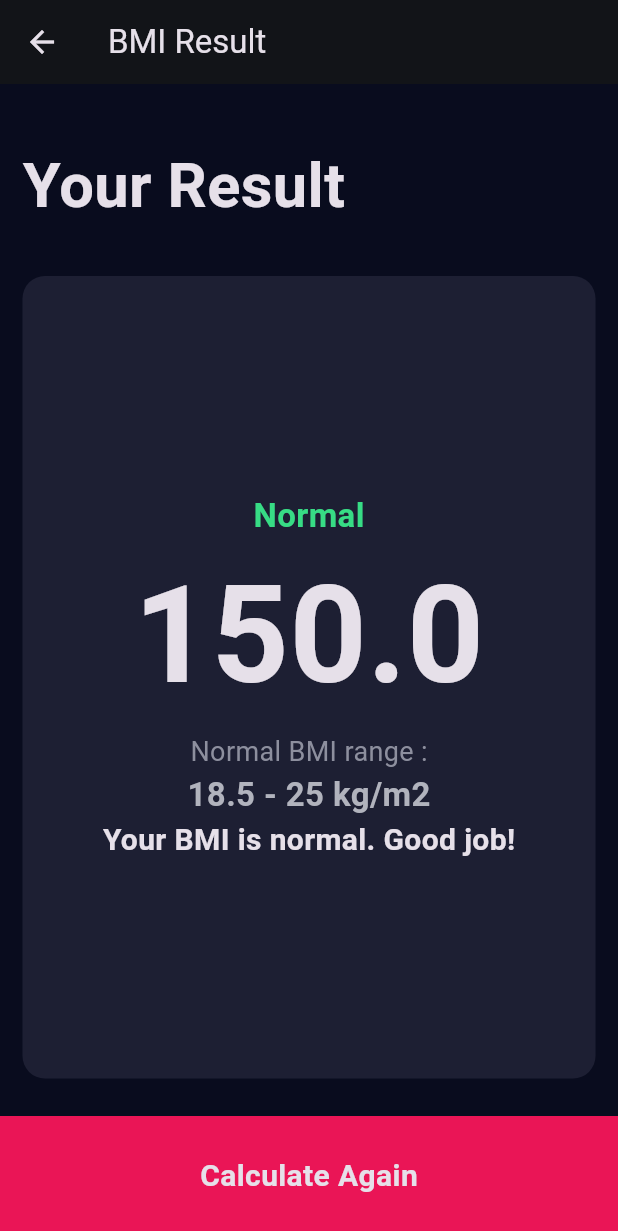
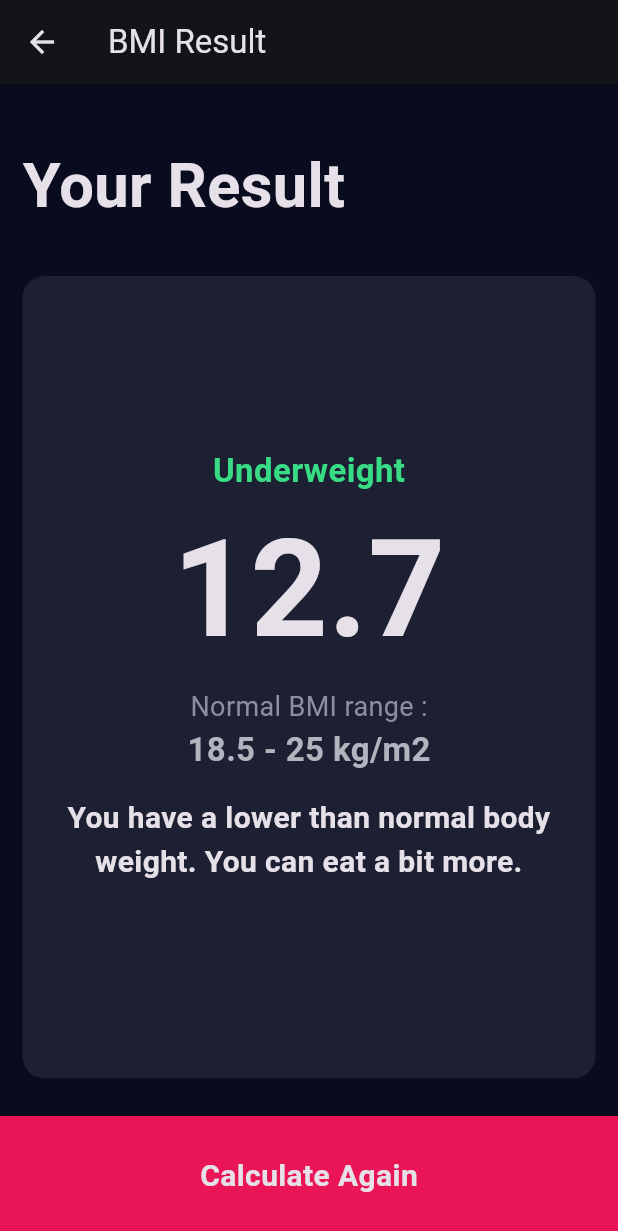
Before and after one commit to Akhi1Babu/BMI-Calculator, a Flutter app: the screen it shows after launch, after a tap on "Calculate", on a phone screen of 412 x 824 dp. Shown: the top 1231 px of the screen. Run offline on Flutter 3.47's test engine with Material 3 defaults, Android fonts, the phone set to English and light mode, and no system bars; missing offline and left inert: font_awesome_icon_class.

Commit message:
Implement BMI calculation logic and update result screen to display BMI value, result, and interpretation

```diff
--- /dev/null
+++ b/lib/calculator.dart
@@ -0,0 +1,34 @@
+import 'dart:math';
+class calculator{
+  final int height;
+  final int weight;
+  late double _bmi;
+  calculator({required this.height,required this.weight});
+  String calculatebmi(){
+     _bmi=weight/pow(height/100, 2);
+    return _bmi.toStringAsFixed(1);
+
+  }
+  String getResult(){
+
+    if(_bmi>=25){
+      return "Overweight";
+    }
+    else if(_bmi>18.5){
+      return "Normal";
+    }
+    else{
+      return "Underweight";
+    }
+  }
+  String getInterpretation(){
+  if(_bmi>=25){
+      return "You have a higher than normal body weight. Try to exercise more.";
+    }
+    else if(_bmi>18.5){
+      return "You have a normal body weight. Good job!";
+    }
+    else{
+      return "You have a lower than normal body weight. You can eat a bit more.";
+    }}
+}
--- a/lib/inputpage.dart
+++ b/lib/inputpage.dart
@@ -1,3 +1,4 @@
+import 'package:bmi_calculator/calculator.dart';
 import 'package:bmi_calculator/constants.dart';
 import 'package:bmi_calculator/icon_details.dart';
 import 'package:bmi_calculator/main.dart';
@@ -221,7 +222,16 @@ class _InputPageState extends State<InputPage> {
             ),
           ),
           bottomContainerWidget(text: "Calculate", onpressed: () {
-            Navigator.push(context,MaterialPageRoute(builder: (context)=>ResultScreen()));
+
+        calculator calc=calculator(height: height,weight:weight);
+            Navigator.push(context,MaterialPageRoute(builder: (context)=>ResultScreen(
+              bmi_value: calc.calculatebmi(),
+          bmi_result: calc.getResult(),
+
+          bmi_interpretation: calc.getInterpretation(),
+
+
+            )));
           }),
         ],
       ),
--- a/lib/result_page.dart
+++ b/lib/result_page.dart
@@ -2,51 +2,76 @@ import 'package:bmi_calculator/constants.dart';
 import 'package:bmi_calculator/inputpage.dart';
 import 'package:bmi_calculator/reusable_card.dart';
 import 'package:flutter/material.dart';
+
 class ResultScreen extends StatelessWidget {
-  const ResultScreen({super.key});
+  final String bmi_result;
+  final String bmi_value;
+  final String bmi_interpretation;
+
+  ResultScreen(
+      {required this.bmi_result,
+      required this.bmi_value,
+      required this.bmi_interpretation});
 
   @override
   Widget build(BuildContext context) {
-    return   Scaffold(
+    return Scaffold(
         appBar: AppBar(
           title: Text("BMI Result"),
         ),
-      body:Column(
+        body: Column(
           crossAxisAlignment: CrossAxisAlignment.stretch,
           mainAxisSize: MainAxisSize.max,
           mainAxisAlignment: MainAxisAlignment.spaceEvenly,
           children: [
-          Expanded(child: Container(
+            Expanded(
+                child: Container(
                     padding: EdgeInsets.all(15),
                     alignment: Alignment.bottomLeft,
-            child: Text("Your Result",style: kResultText))),
+                    child: Text("Your Result", style: kResultText))),
             Expanded(
               flex: 5,
-            child: reusable_card(kolor: kResusableCardColor, cardChild: Column(
+              child: reusable_card(
+                  kolor: kResusableCardColor,
+                  cardChild: Column(
                     mainAxisAlignment: MainAxisAlignment.center,
                     crossAxisAlignment: CrossAxisAlignment.center,
                     children: [
-                Text("Normal",style: kNormalTextStyle,),
-                Text("150.0",style: kLargeTextStyle,),
-                Text("Normal BMI range :",style: kStr_style),
-                Text("18.5 - 25 kg/m2",style: TextStyle(
+                      Text(
+                        bmi_result,
+                        style: kNormalTextStyle,
+                      ),
+                      Text(
+                        bmi_value,
+                        style: kLargeTextStyle,
+                      ),
+                      Text("Normal BMI range :", style: kStr_style),
+                      Text(
+                        "18.5 - 25 kg/m2",
+                        style: TextStyle(
                           fontSize: 22,
                           fontWeight: FontWeight.bold,
                           color: Color.fromARGB(255, 177, 179, 189),
-                ),),
-                Text("Your BMI is normal. Good job!",style: kInterpretationTextStyle,),
+                        ),
+                      ),
+                      Padding(
+                        padding: const EdgeInsets.all(16.0),
+                        child: Text(
+                          textAlign: TextAlign.center,
 
+                          bmi_interpretation,
+                          style: kInterpretationTextStyle,
+                        ),
+                      ),
                     ],
-
                   )),
             ),
-          bottomContainerWidget(text: "Calculate Again", onpressed: (){
+            bottomContainerWidget(
+                text: "Calculate Again",
+                onpressed: () {
                   Navigator.pop(context);
                 })
-
           ],
-      )
-
-    );
+        ));
   }
 }
```
Lines whose indentation alone changed are shown as unchanged.
